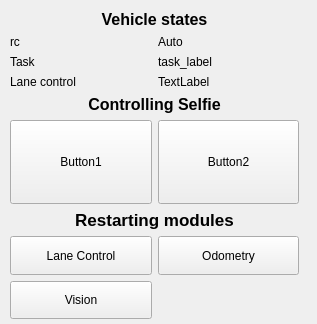
The window that src/Tools/rqt_plugins/resource/MyPlugin.ui (KNR-PW/selfie_carolocup) describes before a commit, drawn with Qt 5.
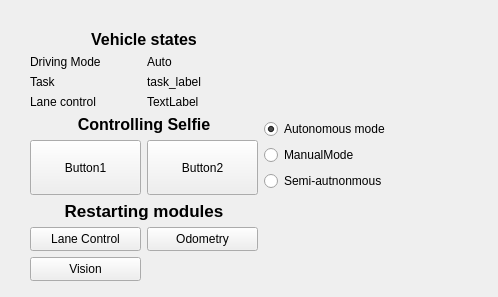
The same window after the commit.

Commit message: Rename layouts

```diff
--- a/src/Tools/rqt_plugins/resource/MyPlugin.ui
+++ b/src/Tools/rqt_plugins/resource/MyPlugin.ui
@@ -6,8 +6,8 @@
    <rect>
     <x>0</x>
     <y>0</y>
-    <width>317</width>
-    <height>324</height>
+    <width>498</width>
+    <height>297</height>
    </rect>
   </property>
   <property name="windowTitle">
@@ -16,13 +16,18 @@
   <widget class="QWidget" name="verticalLayoutWidget">
    <property name="geometry">
     <rect>
-     <x>10</x>
-     <y>10</y>
-     <width>289</width>
-     <height>309</height>
+     <x>30</x>
+     <y>30</y>
+     <width>461</width>
+     <height>251</height>
     </rect>
    </property>
-   <layout class="QVBoxLayout" name="verticalLayout">
+   <layout class="QHBoxLayout" name="layout_main">
+    <property name="sizeConstraint">
+     <enum>QLayout::SetDefaultConstraint</enum>
+    </property>
+    <item>
+     <layout class="QVBoxLayout" name="layout_left">
     <item>
      <widget class="QLabel" name="label_8">
       <property name="sizePolicy">
@@ -47,59 +52,7 @@
      </widget>
     </item>
     <item>
-     <layout class="QGridLayout" name="gridLayout">
-      <item row="0" column="0">
-       <widget class="QLabel" name="label">
-        <property name="sizePolicy">
-         <sizepolicy hsizetype="Preferred" vsizetype="Fixed">
-          <horstretch>0</horstretch>
-          <verstretch>0</verstretch>
-         </sizepolicy>
-        </property>
-        <property name="text">
-         <string>rc</string>
-        </property>
-       </widget>
-      </item>
-      <item row="2" column="0">
-       <widget class="QLabel" name="label_5">
-        <property name="sizePolicy">
-         <sizepolicy hsizetype="Preferred" vsizetype="Fixed">
-          <horstretch>0</horstretch>
-          <verstretch>0</verstretch>
-         </sizepolicy>
-        </property>
-        <property name="text">
-         <string>Lane control</string>
-        </property>
-       </widget>
-      </item>
-      <item row="0" column="1">
-       <widget class="QLabel" name="rc_label">
-        <property name="sizePolicy">
-         <sizepolicy hsizetype="Preferred" vsizetype="Minimum">
-          <horstretch>0</horstretch>
-          <verstretch>0</verstretch>
-         </sizepolicy>
-        </property>
-        <property name="text">
-         <string>Auto</string>
-        </property>
-       </widget>
-      </item>
-      <item row="1" column="0">
-       <widget class="QLabel" name="label_3">
-        <property name="sizePolicy">
-         <sizepolicy hsizetype="Preferred" vsizetype="Fixed">
-          <horstretch>0</horstretch>
-          <verstretch>0</verstretch>
-         </sizepolicy>
-        </property>
-        <property name="text">
-         <string>Task</string>
-        </property>
-       </widget>
-      </item>
+       <layout class="QGridLayout" name="vehicle_states_layout">
       <item row="1" column="1">
        <widget class="QLabel" name="task_label">
         <property name="text">
@@ -120,6 +73,58 @@
         </property>
        </widget>
       </item>
+        <item row="0" column="1">
+         <widget class="QLabel" name="rc_label">
+          <property name="sizePolicy">
+           <sizepolicy hsizetype="Preferred" vsizetype="Minimum">
+            <horstretch>0</horstretch>
+            <verstretch>0</verstretch>
+           </sizepolicy>
+          </property>
+          <property name="text">
+           <string>Auto</string>
+          </property>
+         </widget>
+        </item>
+        <item row="1" column="0">
+         <widget class="QLabel" name="label_3">
+          <property name="sizePolicy">
+           <sizepolicy hsizetype="Preferred" vsizetype="Fixed">
+            <horstretch>0</horstretch>
+            <verstretch>0</verstretch>
+           </sizepolicy>
+          </property>
+          <property name="text">
+           <string>Task</string>
+          </property>
+         </widget>
+        </item>
+        <item row="2" column="0">
+         <widget class="QLabel" name="label_5">
+          <property name="sizePolicy">
+           <sizepolicy hsizetype="Preferred" vsizetype="Fixed">
+            <horstretch>0</horstretch>
+            <verstretch>0</verstretch>
+           </sizepolicy>
+          </property>
+          <property name="text">
+           <string>Lane control</string>
+          </property>
+         </widget>
+        </item>
+        <item row="0" column="0">
+         <widget class="QLabel" name="label">
+          <property name="sizePolicy">
+           <sizepolicy hsizetype="Preferred" vsizetype="Fixed">
+            <horstretch>0</horstretch>
+            <verstretch>0</verstretch>
+           </sizepolicy>
+          </property>
+          <property name="text">
+           <string>Driving Mode</string>
+          </property>
+         </widget>
+        </item>
      </layout>
     </item>
     <item>
@@ -146,7 +151,7 @@
      </widget>
     </item>
     <item>
-     <layout class="QGridLayout" name="gridLayout_2">
+       <layout class="QGridLayout" name="Buttons_layout">
       <item row="0" column="1">
        <widget class="QPushButton" name="button_2">
         <property name="sizePolicy">
@@ -208,7 +213,7 @@
      </widget>
     </item>
     <item>
-     <layout class="QGridLayout" name="gridLayout_3">
+       <layout class="QGridLayout" name="restart_grid_layout">
       <item row="0" column="0">
        <widget class="QPushButton" name="button_res_lane">
         <property name="sizePolicy">
@@ -247,6 +252,40 @@
          <string>Vision</string>
         </property>
        </widget>
+        </item>
+       </layout>
+      </item>
+     </layout>
+    </item>
+    <item>
+     <layout class="QVBoxLayout" name="layout_right">
+      <item>
+       <layout class="QVBoxLayout" name="mode_switches_layout">
+        <item>
+         <widget class="QRadioButton" name="radioButton">
+          <property name="text">
+           <string>Autonomous mode</string>
+          </property>
+          <property name="checked">
+           <bool>true</bool>
+          </property>
+         </widget>
+        </item>
+        <item>
+         <widget class="QRadioButton" name="radioButton_3">
+          <property name="text">
+           <string>ManualMode</string>
+          </property>
+         </widget>
+        </item>
+        <item>
+         <widget class="QRadioButton" name="radioButton_2">
+          <property name="text">
+           <string>Semi-autnonmous</string>
+          </property>
+         </widget>
+        </item>
+       </layout>
       </item>
      </layout>
     </item>
```
Left out of the diff: 2 changed lines with no effect on the pictures. Lines whose indentation alone changed are shown as unchanged.
